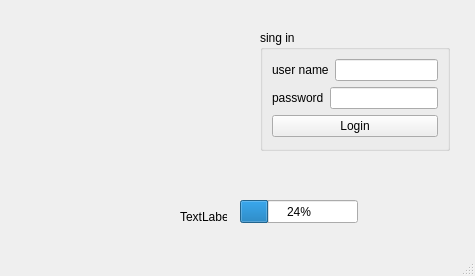
Above: login/mainwindow.ui from Qannaf/Qt_course before the change. Below: the same form after it.
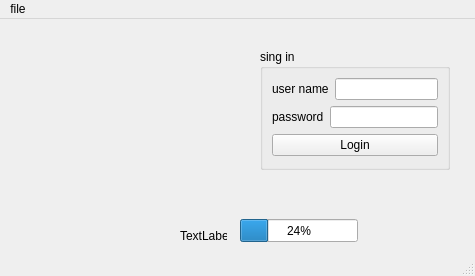
That is the form after the change. Icons and pictures are not drawn.

```diff
--- a/login/mainwindow.ui
+++ b/login/mainwindow.ui
@@ -13,6 +13,9 @@
   <property name="windowTitle">
    <string>MainWindow</string>
   </property>
+  <property name="styleSheet">
+   <string notr="true">background-image: url(:/ressource/img/fond.jpg);</string>
+  </property>
   <widget class="QWidget" name="centralwidget">
    <widget class="QGroupBox" name="groupBox">
     <property name="geometry">
@@ -117,6 +120,16 @@
      <height>20</height>
     </rect>
    </property>
+   <widget class="QMenu" name="menufile">
+    <property name="title">
+     <string>file</string>
+    </property>
+    <addaction name="actionNew"/>
+    <addaction name="separator"/>
+    <addaction name="actionOpen"/>
+    <addaction name="actionExit"/>
+   </widget>
+   <addaction name="menufile"/>
   </widget>
   <widget class="QStatusBar" name="statusbar"/>
  </widget>
```
Left out of the diff: 31 changed lines with no effect on the pictures.
